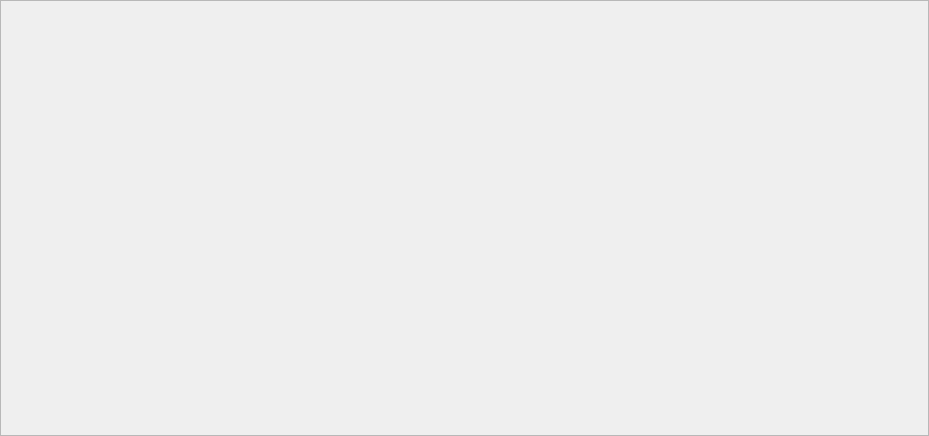
Old version of the form src/app/dialogs/settingspages/scorepropertiessettingspage.ui in the repository EgonSpengler/LimePipes.
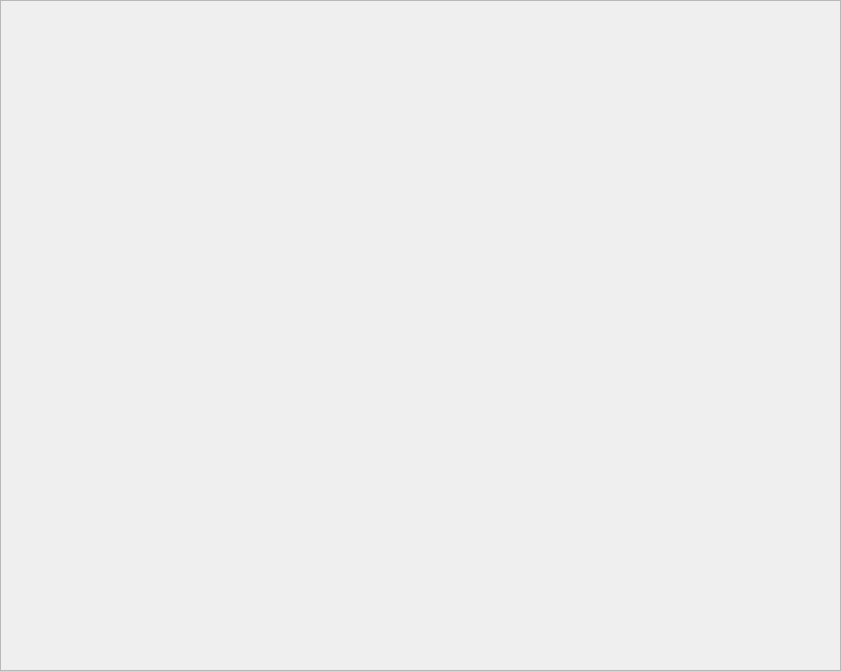
New version of the form.

What changed in the file:
```diff
--- a/src/app/dialogs/settingspages/scorepropertiessettingspage.ui
+++ b/src/app/dialogs/settingspages/scorepropertiessettingspage.ui
@@ -6,8 +6,8 @@
    <rect>
     <x>0</x>
     <y>0</y>
-    <width>929</width>
-    <height>436</height>
+    <width>841</width>
+    <height>671</height>
    </rect>
   </property>
   <property name="windowTitle">
@@ -36,8 +36,8 @@
        <rect>
         <x>0</x>
         <y>0</y>
-        <width>927</width>
-        <height>434</height>
+        <width>839</width>
+        <height>669</height>
        </rect>
       </property>
       <layout class="QVBoxLayout" name="verticalLayout"/>
```
